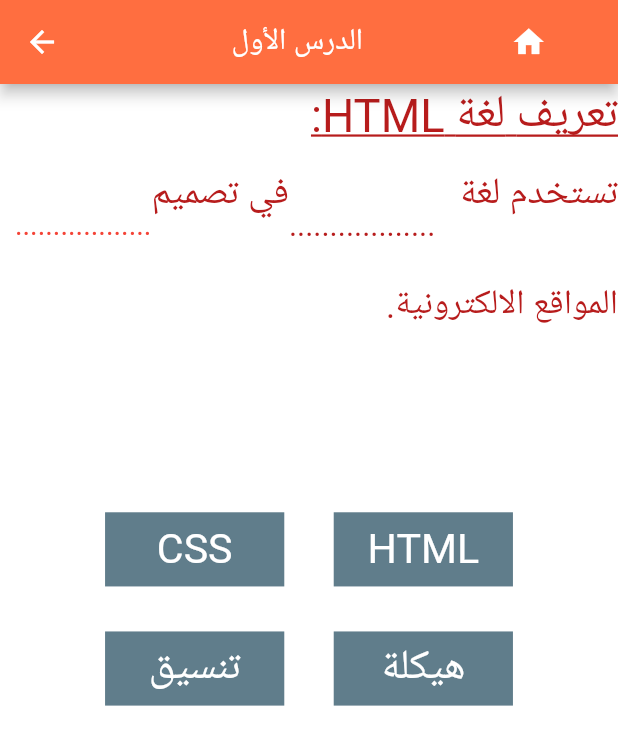
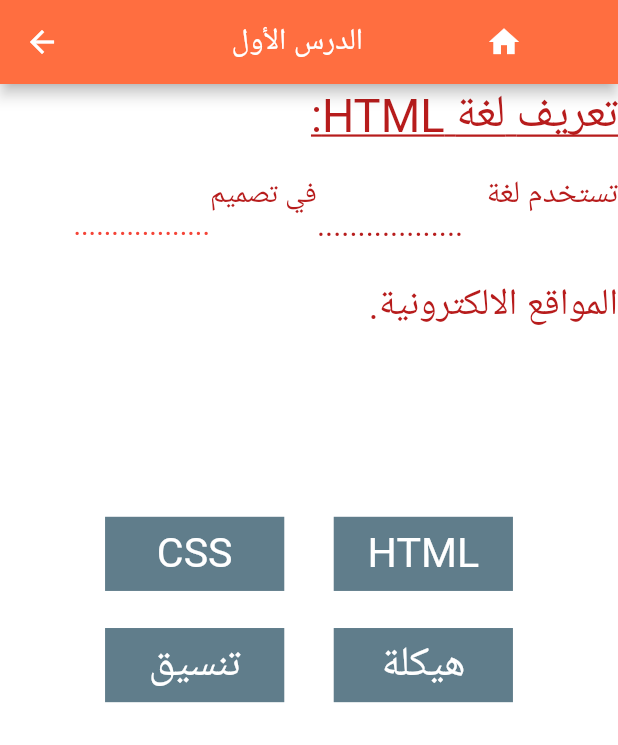
Before and after one commit to AnasKhaled1876/Intro-to-HTML, a Flutter app: the LessonOneActivity screen opened directly, on a phone screen of 412 x 824 dp. Shown: the top 745 px of the screen. Run offline on Flutter 3.47's test engine with Material 2 defaults, Android fonts, the phone set to English and light mode, and no system bars; our stand-ins replace cloud_firestore, firebase_core, shared_preferences, sizer, sqflite, youtube_player_flutter; accounts and stored records are empty.

Commit message:
Adjusting Sizes

```diff
--- a/lib/first_lesson_page.dart
+++ b/lib/first_lesson_page.dart
@@ -43,7 +43,7 @@ class _LessonOneActivityState extends State<LessonOneActivity> {
           children: [
             SizedBox(width: 20.w,),
             const Text("الدرس الأول"),
-            SizedBox(width: 21.w,),
+            SizedBox(width: 17.w,),
             Align(
               alignment: Alignment.centerRight,
               child: IconButton(
@@ -92,7 +92,7 @@ class _LessonOneActivityState extends State<LessonOneActivity> {
                       height: 5.h,
                       child: Text(
                         answer2,
-                        style:  TextStyle(fontSize: 23.0.sp),
+                        style:  TextStyle(fontSize: 20.0.sp),
                       ),
                     ),
                   ),
@@ -111,7 +111,7 @@ class _LessonOneActivityState extends State<LessonOneActivity> {
                   "في تصميم",
                   textAlign: TextAlign.right,
                   textDirection: TextDirection.rtl,
-                  style: TextStyle(fontSize: 18.sp, color: Colors.red[900]),
+                  style: TextStyle(fontSize: 14.sp, color: Colors.red[900]),
                 ),
               ),
               Column(
@@ -132,7 +132,7 @@ class _LessonOneActivityState extends State<LessonOneActivity> {
                       height: 5.h,
                       child: Text(
                         answer1,
-                        style:  TextStyle(fontSize: 23.0.sp),
+                        style:  TextStyle(fontSize: 20.0.sp),
                       ),
                     ),
                   ),
@@ -145,14 +145,11 @@ class _LessonOneActivityState extends State<LessonOneActivity> {
                       )),
                 ],
               ),
-              Align(
-                alignment: Alignment.centerRight,
-                child: Text(
-                  "تستخدم لغة ",
-                  textAlign: TextAlign.right,
-                  textDirection: TextDirection.rtl,
-                  style: TextStyle(fontSize: 18.sp, color: Colors.red[900]),
-                ),
+              Text(
+                "تستخدم لغة ",
+                textAlign: TextAlign.right,
+                textDirection: TextDirection.rtl,
+                style: TextStyle(fontSize: 15.sp, color: Colors.red[900]),
               ),
             ],
           ),
@@ -163,7 +160,7 @@ class _LessonOneActivityState extends State<LessonOneActivity> {
             alignment: Alignment.bottomRight,
             child: Text(
               ".المواقع الالكترونية",
-              style: TextStyle(fontSize: 23.0, color: Colors.red[900]),
+              style: TextStyle(fontSize: 18.sp, color: Colors.red[900]),
             ),
           ),
           SizedBox(height: 15.h),
@@ -175,8 +172,8 @@ class _LessonOneActivityState extends State<LessonOneActivity> {
               const DraggableItem(item: "HTML"),
             ],
           ),
-          const SizedBox(
-            height: 30.0,
+          SizedBox(
+            height: 3.h,
           ),
           Row(
             mainAxisAlignment: MainAxisAlignment.center,
--- a/lib/intro_page.dart
+++ b/lib/intro_page.dart
@@ -54,7 +54,7 @@ class IntroWidget extends StatelessWidget {
         Text(
           "مرحبا بك يا صديقي سنتعلم سويا آساسيات برمجة الويب \n  \t\t\t\t\t\t\t\t\t\t\t لبدء التعلم اضغط على زر الدخول ",
           style: TextStyle(
-              fontSize: 13.0.sp,
+              fontSize: 11.0.sp,
               color: Colors.redAccent,
               fontWeight: FontWeight.bold),
         ),
--- a/lib/lesson_five_page.dart
+++ b/lib/lesson_five_page.dart
@@ -31,7 +31,7 @@ class _LessonFiveStudyState extends State<LessonFiveStudy> {
           children: [
             SizedBox(width: 21.w,),
             const Text("الدرس الخامس"),
-            SizedBox(width: 15.w,),
+            SizedBox(width: 12.w,),
             Align(
               alignment: Alignment.centerRight,
               child: IconButton(
@@ -161,7 +161,7 @@ class _LessonFiveActivityState extends State<LessonFiveActivity> {
           children: [
             SizedBox(width: 21.w,),
             const Text("النشاط"),
-            SizedBox(width: 31.w,),
+            SizedBox(width: 28.w,),
             Align(
               alignment: Alignment.centerRight,
               child: IconButton(
--- a/lib/lesson_four_page.dart
+++ b/lib/lesson_four_page.dart
@@ -25,7 +25,7 @@ class LessonFourStudy extends StatelessWidget {
           children: [
             SizedBox(width: 21.w,),
             const Text("الدرس الرابع"),
-            SizedBox(width: 19.w,),
+            SizedBox(width: 16.w,),
             Align(
               alignment: Alignment.centerRight,
               child: IconButton(
```
Also changed, not shown: lib/lesson_six_page.dart (+7 -7 lines), lib/second_lesson.dart (+5 -4 lines), lib/third_lesson_page.dart (+4 -4 lines).
